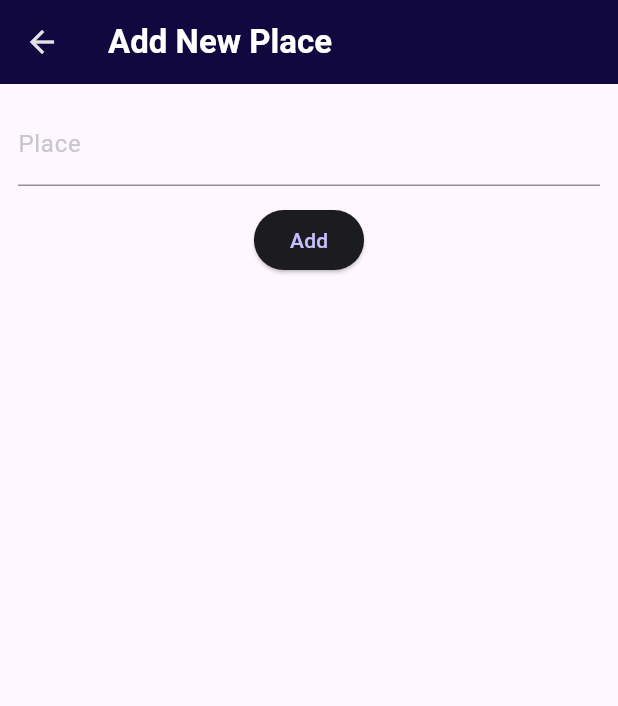
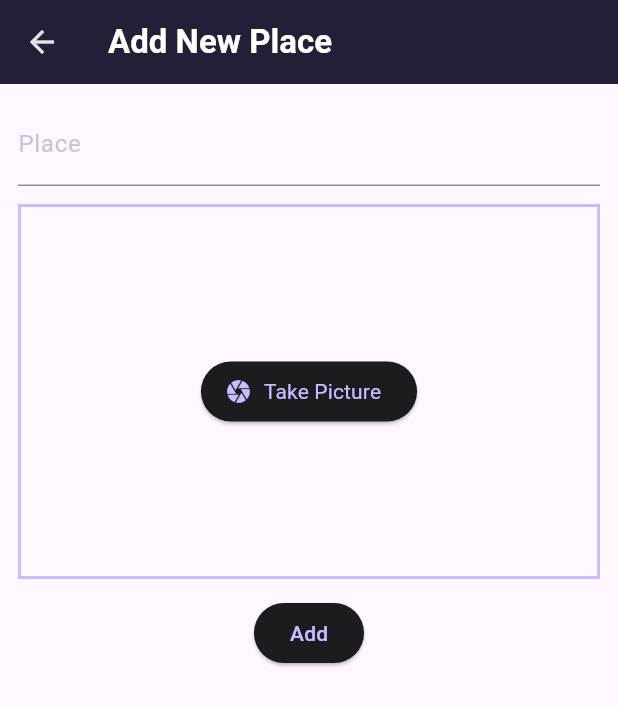
Before and after one commit to Praveen0586/map, a Flutter app: the Add_Screen screen opened directly, on a phone screen of 412 x 824 dp. Shown: the top 706 px of the screen. Run offline on Flutter 3.47's test engine with Material 3 defaults, Android fonts, the phone set to English and light mode, and no system bars; our stand-ins replace flutter_riverpod, google_fonts, image_picker.

Commit message:
accesing device camera and able to view that image

```diff
--- a/lib/add_screen.dart
+++ b/lib/add_screen.dart
@@ -1,6 +1,7 @@
 import 'package:flutter/material.dart';
 import 'package:flutter_riverpod/flutter_riverpod.dart';
 import 'package:map/providers/list_provider.dart';
+import 'package:map/widget/camera.dart';
 
 class Add_Screen extends ConsumerStatefulWidget {
   const Add_Screen({super.key});
@@ -48,6 +49,10 @@ class Add_ScreenState extends ConsumerState<Add_Screen> {
                     label: Text('Place'),
                   ),
                 ),
+                const SizedBox(
+                  height: 12,
+                ),
+                const SelectPicture(),
                 const SizedBox(
                   height: 12,
                 ),
--- a/lib/main.dart
+++ b/lib/main.dart
@@ -1,7 +1,6 @@
 import 'package:flutter/material.dart';
 import 'package:google_fonts/google_fonts.dart';
 import 'package:map/add_screen.dart';
-import 'package:map/data/locationdatas.dart';
 import 'package:map/providers/list_provider.dart';
 import 'package:map/screen/on_tap_screen.dart';
 import 'package:flutter_riverpod/flutter_riverpod.dart';
@@ -10,7 +9,7 @@
   colorScheme: ColorScheme.fromSeed(
     brightness: Brightness.dark,
     seedColor: Color.fromARGB(255, 68, 33, 223),
-    surface: Color.fromARGB(255, 16, 8, 63),
+    surface: Color.fromARGB(255, 34, 31, 54),
     //background: Color.fromARGB(255, 209, 98, 25),
   ),
   textTheme: GoogleFonts.ubuntuCondensedTextTheme().copyWith(
--- /dev/null
+++ b/lib/widget/camera.dart
@@ -0,0 +1,58 @@
+import 'package:flutter/material.dart';
+import 'package:image_picker/image_picker.dart';
+import 'dart:io';
+
+class SelectPicture extends StatefulWidget {
+  const SelectPicture({super.key});
+  State<SelectPicture> createState() {
+    return _SelectPictureState();
+  }
+}
+
+class _SelectPictureState extends State<SelectPicture> {
+  File? _selectedimage;
+  void _takeimage() async {
+    var imagepicker = ImagePicker();
+    final _pickedimage =
+        await imagepicker.pickImage(source: ImageSource.camera);
+
+    if (_pickedimage == null) {
+      return;
+    }
+    setState(() {
+      _selectedimage = File(_pickedimage.path);
+    });
+  }
+
+  @override
+  Widget build(BuildContext context) {
+    Widget content = ElevatedButton.icon(
+        onPressed: _takeimage,
+        icon: Icon(Icons.camera),
+        label: const Text(
+          'Take Picture',
+          style: TextStyle(
+            fontWeight: FontWeight.normal,
+          ),
+        ));
+    if (_selectedimage != null) {
+      content = GestureDetector(
+        onTap: _takeimage,
+        child: Image.file(
+          _selectedimage!,
+          fit: BoxFit.cover,
+          height: double.infinity,
+          width: double.infinity,
+        ),
+      );
+    }
+    return Container(
+      decoration: BoxDecoration(
+          border: Border.all(
+              width: 2, color: Theme.of(context).colorScheme.primary)),
+      height: 250,
+      width: double.infinity,
+      child: Center(child: content),
+    );
+  }
+}
--- a/pubspec.yaml
+++ b/pubspec.yaml
@@ -38,6 +38,7 @@ dependencies:
   google_fonts: ^6.2.1
   flutter_riverpod: ^2.5.1
   uuid: ^4.4.2
+  image_picker: ^1.1.2
 
 dev_dependencies:
   flutter_test:
```
Also changed, not shown: pubspec.lock, 5 other files.
